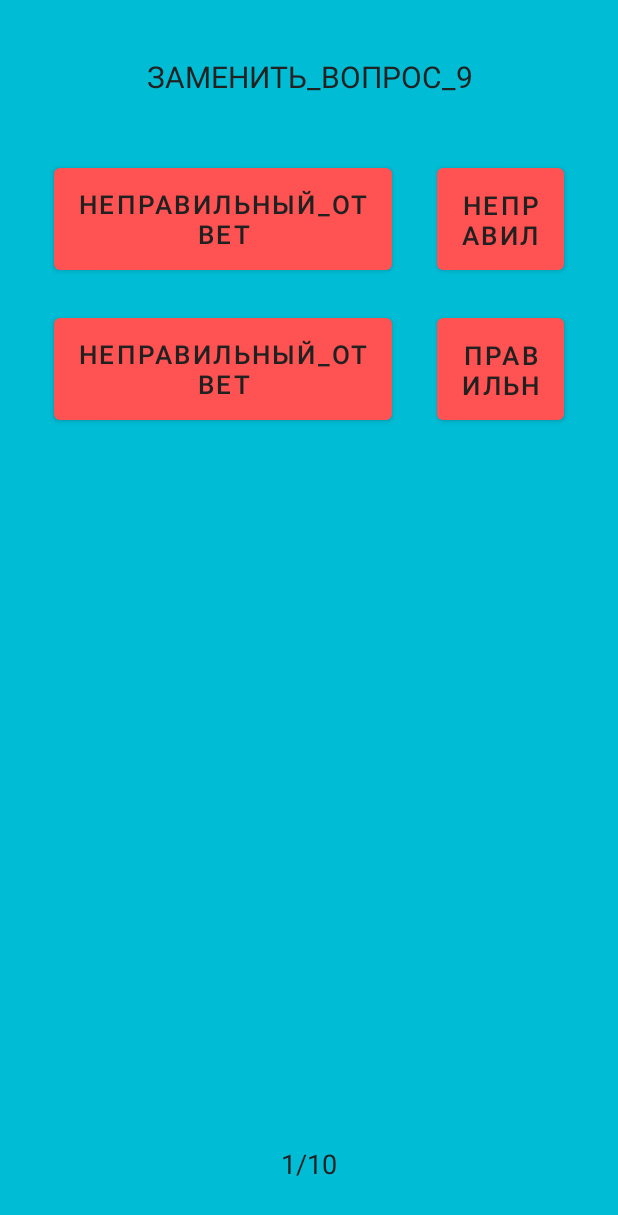
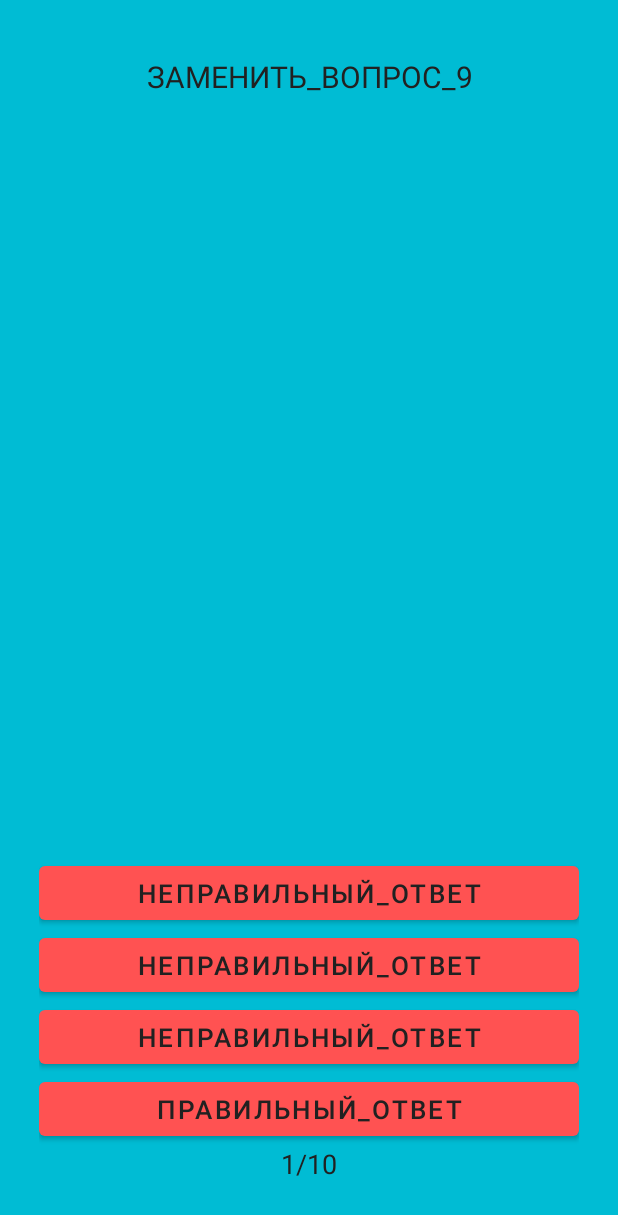
Before and after one commit to cj3dreams/JamesApp, an Android app: the fragment PlayingQuizFragment placed in its activity, on a phone screen of 412 x 824 dp. Shown: the top 1215 px of the screen. Run offline under Robolectric (Android 15) with nearby library versions, the phone set to English and light mode, and no system bars.

Commit message:
Quiz
-Fixed PlayingQuizFragment.kt
-Now in QuestionModel.kt we have imageOfQuestion
--It shows if it has, otherwise view will gone

```diff
--- a/app/src/main/java/com/template/quiz/data/QuestionsConstants.kt
+++ b/app/src/main/java/com/template/quiz/data/QuestionsConstants.kt
@@ -4,140 +4,160 @@ import com.template.quiz.domain.model.QuestionModel
 
 object QuestionsConstants {
     fun getQuestions() = mutableListOf(
-        QuestionModel("ЗАМЕНИТЬ_ВОПРОС_1",
+        QuestionModel("test.png",
+            "ЗАМЕНИТЬ_ВОПРОС_1",
             listOf("ПРАВИЛЬНЫЙ_ОТВЕТ",
                 "НЕПРАВИЛЬНЫЙ_ОТВЕТ",
                 "НЕПРАВИЛЬНЫЙ_ОТВЕТ",
                 "НЕПРАВИЛЬНЫЙ_ОТВЕТ"),
             "ПРАВИЛЬНЫЙ_ОТВЕТ"),
 
-        QuestionModel("ЗАМЕНИТЬ_ВОПРОС_2",
+        QuestionModel(null,
+            "ЗАМЕНИТЬ_ВОПРОС_2",
             listOf("ПРАВИЛЬНЫЙ_ОТВЕТ",
                 "НЕПРАВИЛЬНЫЙ_ОТВЕТ",
                 "НЕПРАВИЛЬНЫЙ_ОТВЕТ",
                 "НЕПРАВИЛЬНЫЙ_ОТВЕТ"),
             "ПРАВИЛЬНЫЙ_ОТВЕТ"),
 
-        QuestionModel("ЗАМЕНИТЬ_ВОПРОС_3",
+        QuestionModel(null,
+            "ЗАМЕНИТЬ_ВОПРОС_3",
             listOf("ПРАВИЛЬНЫЙ_ОТВЕТ",
                 "НЕПРАВИЛЬНЫЙ_ОТВЕТ",
                 "НЕПРАВИЛЬНЫЙ_ОТВЕТ",
                 "НЕПРАВИЛЬНЫЙ_ОТВЕТ"),
             "ПРАВИЛЬНЫЙ_ОТВЕТ"),
 
-        QuestionModel("ЗАМЕНИТЬ_ВОПРОС_4",
+        QuestionModel(null,
+            "ЗАМЕНИТЬ_ВОПРОС_4",
             listOf("ПРАВИЛЬНЫЙ_ОТВЕТ",
                 "НЕПРАВИЛЬНЫЙ_ОТВЕТ",
                 "НЕПРАВИЛЬНЫЙ_ОТВЕТ",
                 "НЕПРАВИЛЬНЫЙ_ОТВЕТ"),
             "ПРАВИЛЬНЫЙ_ОТВЕТ"),
 
-        QuestionModel("ЗАМЕНИТЬ_ВОПРОС_5",
+        QuestionModel(null,
+            "ЗАМЕНИТЬ_ВОПРОС_5",
             listOf("ПРАВИЛЬНЫЙ_ОТВЕТ",
                 "НЕПРАВИЛЬНЫЙ_ОТВЕТ",
                 "НЕПРАВИЛЬНЫЙ_ОТВЕТ",
                 "НЕПРАВИЛЬНЫЙ_ОТВЕТ"),
             "ПРАВИЛЬНЫЙ_ОТВЕТ"),
 
-        QuestionModel("ЗАМЕНИТЬ_ВОПРОС_6",
+        QuestionModel(null,
+            "ЗАМЕНИТЬ_ВОПРОС_6",
             listOf("ПРАВИЛЬНЫЙ_ОТВЕТ",
                 "НЕПРАВИЛЬНЫЙ_ОТВЕТ",
                 "НЕПРАВИЛЬНЫЙ_ОТВЕТ",
                 "НЕПРАВИЛЬНЫЙ_ОТВЕТ"),
             "ПРАВИЛЬНЫЙ_ОТВЕТ"),
 
-        QuestionModel("ЗАМЕНИТЬ_ВОПРОС_7",
+        QuestionModel(null,
+            "ЗАМЕНИТЬ_ВОПРОС_7",
             listOf("ПРАВИЛЬНЫЙ_ОТВЕТ",
                 "НЕПРАВИЛЬНЫЙ_ОТВЕТ",
                 "НЕПРАВИЛЬНЫЙ_ОТВЕТ",
                 "НЕПРАВИЛЬНЫЙ_ОТВЕТ"),
             "ПРАВИЛЬНЫЙ_ОТВЕТ"),
 
-        QuestionModel("ЗАМЕНИТЬ_ВОПРОС_8",
+        QuestionModel(null,
+            "ЗАМЕНИТЬ_ВОПРОС_8",
             listOf("ПРАВИЛЬНЫЙ_ОТВЕТ",
                 "НЕПРАВИЛЬНЫЙ_ОТВЕТ",
                 "НЕПРАВИЛЬНЫЙ_ОТВЕТ",
                 "НЕПРАВИЛЬНЫЙ_ОТВЕТ"),
             "ПРАВИЛЬНЫЙ_ОТВЕТ"),
 
-        QuestionModel("ЗАМЕНИТЬ_ВОПРОС_9",
+        QuestionModel(null,
+            "ЗАМЕНИТЬ_ВОПРОС_9",
             listOf("ПРАВИЛЬНЫЙ_ОТВЕТ",
                 "НЕПРАВИЛЬНЫЙ_ОТВЕТ",
                 "НЕПРАВИЛЬНЫЙ_ОТВЕТ",
                 "НЕПРАВИЛЬНЫЙ_ОТВЕТ"),
             "ПРАВИЛЬНЫЙ_ОТВЕТ"),
 
-        QuestionModel("ЗАМЕНИТЬ_ВОПРОС_10",
+        QuestionModel(null,
+            "ЗАМЕНИТЬ_ВОПРОС_10",
             listOf("ПРАВИЛЬНЫЙ_ОТВЕТ",
                 "НЕПРАВИЛЬНЫЙ_ОТВЕТ",
                 "НЕПРАВИЛЬНЫЙ_ОТВЕТ",
                 "НЕПРАВИЛЬНЫЙ_ОТВЕТ"),
             "ПРАВИЛЬНЫЙ_ОТВЕТ"),
 
-        QuestionModel("ЗАМЕНИТЬ_ВОПРОС_11",
+        QuestionModel(null,
+            "ЗАМЕНИТЬ_ВОПРОС_11",
             listOf("ПРАВИЛЬНЫЙ_ОТВЕТ",
                 "НЕПРАВИЛЬНЫЙ_ОТВЕТ",
                 "НЕПРАВИЛЬНЫЙ_ОТВЕТ",
                 "НЕПРАВИЛЬНЫЙ_ОТВЕТ"),
             "ПРАВИЛЬНЫЙ_ОТВЕТ"),
 
-        QuestionModel("ЗАМЕНИТЬ_ВОПРОС_12",
+        QuestionModel(null,
+            "ЗАМЕНИТЬ_ВОПРОС_12",
             listOf("ПРАВИЛЬНЫЙ_ОТВЕТ",
                 "НЕПРАВИЛЬНЫЙ_ОТВЕТ",
                 "НЕПРАВИЛЬНЫЙ_ОТВЕТ",
                 "НЕПРАВИЛЬНЫЙ_ОТВЕТ"),
             "ПРАВИЛЬНЫЙ_ОТВЕТ"),
 
-        QuestionModel("ЗАМЕНИТЬ_ВОПРОС_13",
+        QuestionModel(null,
+            "ЗАМЕНИТЬ_ВОПРОС_13",
             listOf("ПРАВИЛЬНЫЙ_ОТВЕТ",
                 "НЕПРАВИЛЬНЫЙ_ОТВЕТ",
                 "НЕПРАВИЛЬНЫЙ_ОТВЕТ",
                 "НЕПРАВИЛЬНЫЙ_ОТВЕТ"),
             "ПРАВИЛЬНЫЙ_ОТВЕТ"),
 
-        QuestionModel("ЗАМЕНИТЬ_ВОПРОС_14",
+        QuestionModel(null,
+            "ЗАМЕНИТЬ_ВОПРОС_14",
             listOf("ПРАВИЛЬНЫЙ_ОТВЕТ",
                 "НЕПРАВИЛЬНЫЙ_ОТВЕТ",
                 "НЕПРАВИЛЬНЫЙ_ОТВЕТ",
                 "НЕПРАВИЛЬНЫЙ_ОТВЕТ"),
             "ПРАВИЛЬНЫЙ_ОТВЕТ"),
 
-        QuestionModel("ЗАМЕНИТЬ_ВОПРОС_15",
+        QuestionModel(null,
+            "ЗАМЕНИТЬ_ВОПРОС_15",
             listOf("ПРАВИЛЬНЫЙ_ОТВЕТ",
                 "НЕПРАВИЛЬНЫЙ_ОТВЕТ",
                 "НЕПРАВИЛЬНЫЙ_ОТВЕТ",
                 "НЕПРАВИЛЬНЫЙ_ОТВЕТ"),
             "ПРАВИЛЬНЫЙ_ОТВЕТ"),
 
-        QuestionModel("ЗАМЕНИТЬ_ВОПРОС_16",
+        QuestionModel(null,
+            "ЗАМЕНИТЬ_ВОПРОС_16",
             listOf("ПРАВИЛЬНЫЙ_ОТВЕТ",
                 "НЕПРАВИЛЬНЫЙ_ОТВЕТ",
                 "НЕПРАВИЛЬНЫЙ_ОТВЕТ",
                 "НЕПРАВИЛЬНЫЙ_ОТВЕТ"),
             "ПРАВИЛЬНЫЙ_ОТВЕТ"),
 
-        QuestionModel("ЗАМЕНИТЬ_ВОПРОС_17",
+        QuestionModel(null,
+            "ЗАМЕНИТЬ_ВОПРОС_17",
             listOf("ПРАВИЛЬНЫЙ_ОТВЕТ",
                 "НЕПРАВИЛЬНЫЙ_ОТВЕТ",
                 "НЕПРАВИЛЬНЫЙ_ОТВЕТ",
                 "НЕПРАВИЛЬНЫЙ_ОТВЕТ"),
             "ПРАВИЛЬНЫЙ_ОТВЕТ"),
 
-        QuestionModel("ЗАМЕНИТЬ_ВОПРОС_18",
+        QuestionModel(null,
+            "ЗАМЕНИТЬ_ВОПРОС_18",
             listOf("ПРАВИЛЬНЫЙ_ОТВЕТ",
                 "НЕПРАВИЛЬНЫЙ_ОТВЕТ",
                 "НЕПРАВИЛЬНЫЙ_ОТВЕТ",
                 "НЕПРАВИЛЬНЫЙ_ОТВЕТ"),
             "ПРАВИЛЬНЫЙ_ОТВЕТ"),
 
-        QuestionModel("ЗАМЕНИТЬ_ВОПРОС_19",
+        QuestionModel(null,
+            "ЗАМЕНИТЬ_ВОПРОС_19",
             listOf("ПРАВИЛЬНЫЙ_ОТВЕТ",
                 "НЕПРАВИЛЬНЫЙ_ОТВЕТ",
                 "НЕПРАВИЛЬНЫЙ_ОТВЕТ",
                 "НЕПРАВИЛЬНЫЙ_ОТВЕТ"),
             "ПРАВИЛЬНЫЙ_ОТВЕТ"),
 
-        QuestionModel("ЗАМЕНИТЬ_ВОПРОС_20",
+        QuestionModel(null,
+            "ЗАМЕНИТЬ_ВОПРОС_20",
             listOf("ПРАВИЛЬНЫЙ_ОТВЕТ",
                 "НЕПРАВИЛЬНЫЙ_ОТВЕТ",
                 "НЕПРАВИЛЬНЫЙ_ОТВЕТ",
--- a/app/src/main/java/com/template/quiz/domain/model/QuestionModel.kt
+++ b/app/src/main/java/com/template/quiz/domain/model/QuestionModel.kt
@@ -1,6 +1,7 @@
 package com.template.quiz.domain.model
 
 data class QuestionModel(
+    var imageOfQuestion: String?,
     var question: String,
     var answers: List<String>,
     var correctAnswer: String
--- a/app/src/main/java/com/template/quiz/ui/screens/PlayingQuizFragment.kt
+++ b/app/src/main/java/com/template/quiz/ui/screens/PlayingQuizFragment.kt
@@ -1,12 +1,14 @@
 package com.template.quiz.ui.screens
 
 import android.annotation.SuppressLint
+import android.graphics.drawable.Drawable
 import android.os.Bundle
 import androidx.fragment.app.Fragment
 import android.view.LayoutInflater
 import android.view.View
 import android.view.ViewGroup
 import android.widget.Button
+import android.widget.ImageView
 import android.widget.TextView
 import androidx.fragment.app.FragmentManager
 import com.google.android.material.snackbar.Snackbar
@@ -18,6 +20,7 @@ import kotlin.collections.shuffled
 
 class PlayingQuizFragment : Fragment(), View.OnClickListener {
     private lateinit var questionTx: TextView
+    private lateinit var questionImgView: ImageView
     private lateinit var answer1: Button
     private lateinit var answer2: Button
     private lateinit var answer3: Button
@@ -43,6 +46,7 @@ class PlayingQuizFragment : Fragment(), View.OnClickListener {
         val view = layoutInflater.inflate(R.layout.fragment_playing_quiz, container, false)
 
         questionTx = view.findViewById(R.id.questionTx)
+        questionImgView = view.findViewById(R.id.questionImgView)
         answer1 = view.findViewById(R.id.answer1Btn)
         answer2 = view.findViewById(R.id.answer2Btn)
         answer3 = view.findViewById(R.id.answer3Btn)
@@ -100,6 +104,15 @@ class PlayingQuizFragment : Fragment(), View.OnClickListener {
             val questionsIndex = (0 until numbersOfQuestions).toList()
             val questionModel = listOfQuestionModel[questionsIndex[currentQuestion]]
 
+            if (questionModel.imageOfQuestion != null ){
+                questionImgView.setImageDrawable(Drawable
+                    .createFromStream(context?.assets?.open("quiz_pictures/"
+                            + questionModel.imageOfQuestion), null))
+                questionImgView.visibility = View.VISIBLE
+            }
+
+            else questionImgView.visibility = View.GONE
+
             questionTx.text = questionModel.question
             questionTx.tag = questionModel.correctAnswer
             answer1.text = questionModel.answers[shuffledAnswersIndex[0]]
--- a/app/src/main/res/layout/fragment_playing_quiz.xml
+++ b/app/src/main/res/layout/fragment_playing_quiz.xml
@@ -6,7 +6,15 @@
     android:orientation="horizontal"
     android:padding="26dp">
 
+    <ImageView
+        android:visibility="gone"
+        android:scaleType="centerInside"
+        android:id="@+id/questionImgView"
+        android:layout_width="match_parent"
+        android:layout_height="200dp"/>
+
     <TextView
+        android:layout_below="@+id/questionImgView"
         android:id="@+id/questionTx"
         android:layout_width="match_parent"
         android:layout_height="wrap_content"
@@ -21,16 +29,14 @@
         android:layout_centerHorizontal="true"
         android:layout_width="wrap_content"
         android:layout_height="wrap_content"
-        android:layout_below="@+id/questionTx"
+        android:layout_above="@+id/currentQuestionTx"
         android:layout_marginTop="20dp">
 
         <Button
             android:id="@+id/answer1Btn"
-            android:layout_width="225dp"
-            android:layout_height="80dp"
-            android:layout_marginStart="10dp"
-            android:layout_marginTop="10dp"
-            android:layout_marginEnd="30dp"
+            android:layout_width="match_parent"
+            android:layout_height="wrap_content"
+
             android:maxLines="2"
             android:textAllCaps="false"
             android:textColor="@color/primary_text"
@@ -39,11 +45,9 @@
 
         <Button
             android:id="@+id/answer2Btn"
-            android:layout_width="225dp"
-            android:layout_height="80dp"
-            android:layout_marginTop="10dp"
-            android:layout_marginEnd="10dp"
-            android:layout_toEndOf="@+id/answer1Btn"
+            android:layout_width="match_parent"
+            android:layout_height="wrap_content"
+            android:layout_below="@+id/answer1Btn"
             android:maxLines="2"
             android:textAllCaps="false"
             android:textColor="@color/primary_text"
@@ -52,13 +56,9 @@
 
         <Button
             android:id="@+id/answer3Btn"
-            android:layout_width="225dp"
-            android:layout_height="80dp"
-            android:layout_below="@+id/answer1Btn"
-            android:layout_marginStart="10dp"
-            android:layout_marginTop="20dp"
-            android:layout_marginEnd="30dp"
-            android:layout_marginBottom="10dp"
+            android:layout_width="match_parent"
+            android:layout_height="wrap_content"
+            android:layout_below="@+id/answer2Btn"
             android:maxLines="2"
             android:textAllCaps="false"
             android:textColor="@color/primary_text"
@@ -67,13 +67,9 @@
 
         <Button
             android:id="@+id/answer4Btn"
-            android:layout_width="225dp"
-            android:layout_height="80dp"
-            android:layout_below="@+id/answer1Btn"
-            android:layout_marginTop="20dp"
-            android:layout_marginEnd="10dp"
-            android:layout_marginBottom="10dp"
-            android:layout_toEndOf="@id/answer3Btn"
+            android:layout_width="match_parent"
+            android:layout_height="wrap_content"
+            android:layout_below="@+id/answer3Btn"
             android:maxLines="2"
             android:textAllCaps="false"
             android:textColor="@color/primary_text"
```
Also changed, not shown: app/src/main/assets/quiz_pictures/test.png (added).
